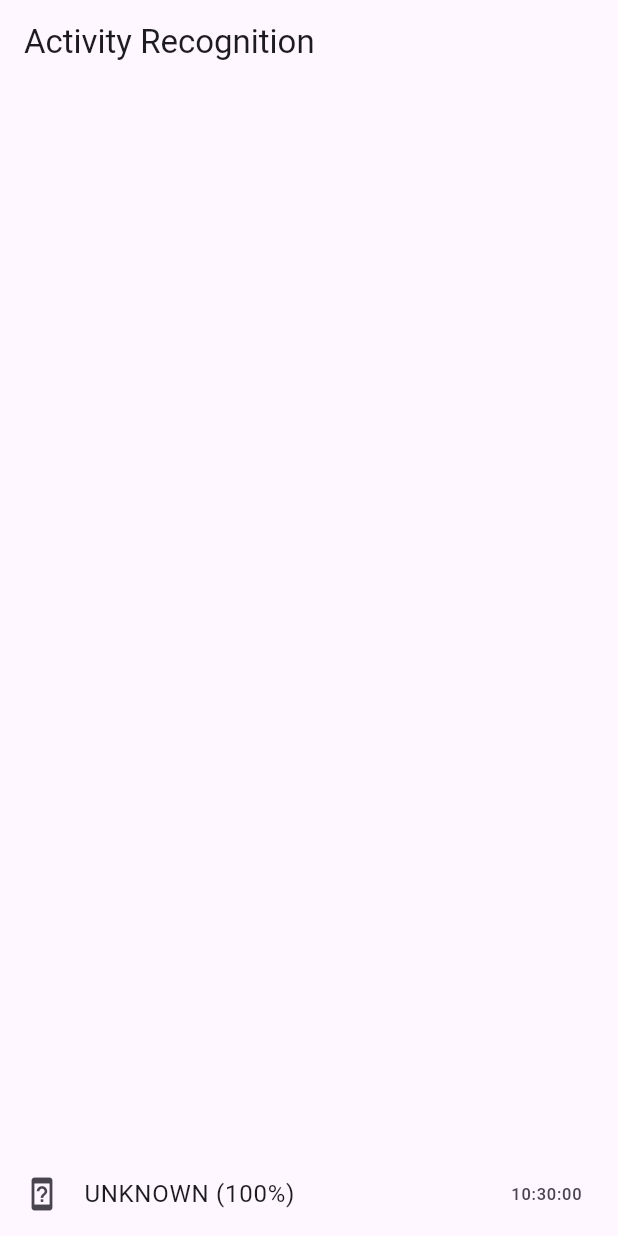
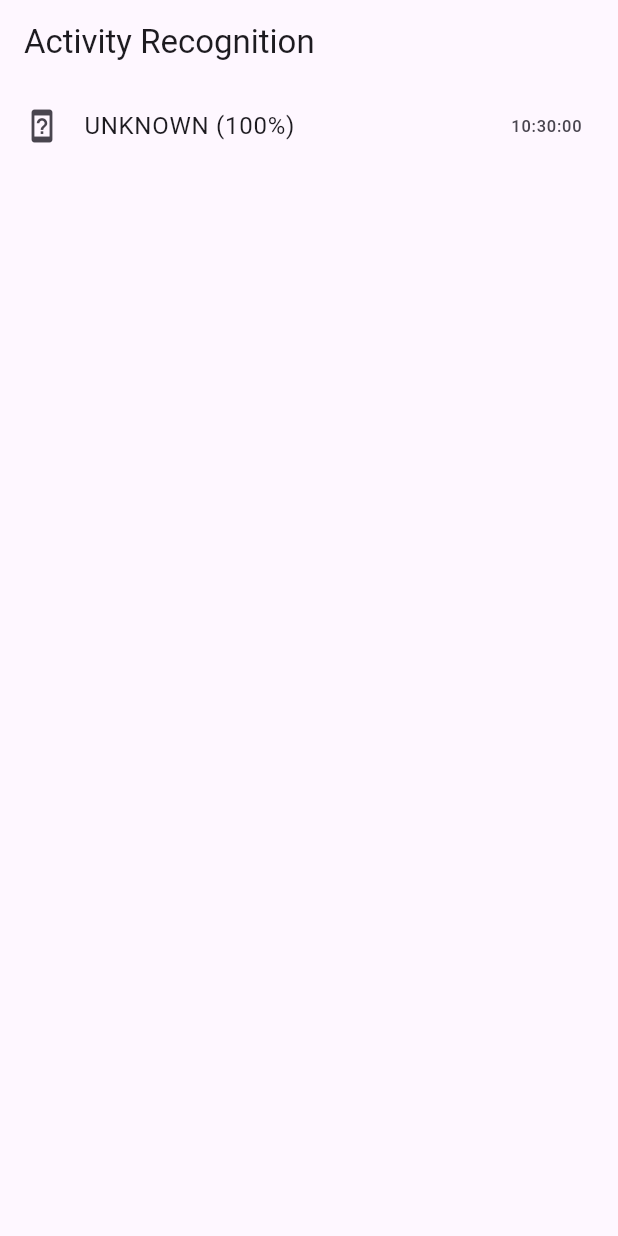
Before and after one commit to SamadiPour/activity_recognition_flutter, a Flutter app: the screen it shows after launch, on a phone screen of 412 x 824 dp. Run offline on Flutter 3.47's test engine with Material 3 defaults, Android fonts, the phone set to English and light mode, and no system bars; our stand-ins replace permission_handler.

Commit message:
feat: update example

```diff
--- a/example/lib/main.dart
+++ b/example/lib/main.dart
@@ -71,21 +71,24 @@ class _ActivityRecognitionAppState extends State<ActivityRecognitionApp> {
         body: Center(
           child: ListView.builder(
             itemCount: _events.length,
-              reverse: true,
             itemBuilder: (_, int idx) {
               final activity = _events[idx];
               return ListTile(
                 leading: _activityIcon(activity.types.first),
                 title: Text(
-                      '${activity.types.first.toString().split('.').last} (${activity.confidence}%)'),
-                  trailing: Text(activity.timeStamp
+                  '${activity.types.map((e) => e.name).join(' - ')} (${activity.confidence}%)',
+                ),
+                trailing: Text(
+                  activity.timeStamp
                       .toString()
                       .split(' ')
                       .last
                       .split('.')
-                      .first),
+                      .first,
+                ),
               );
-              }),
+            },
+          ),
         ),
       ),
     );
--- a/example/pubspec.yaml
+++ b/example/pubspec.yaml
@@ -7,7 +7,7 @@ description: Demonstrates how to use the activity_recognition_flutter plugin.
 publish_to: "none" # Remove this line if you wish to publish to pub.dev
 
 environment:
-  sdk: '>=2.12.0 <3.0.0'
+  sdk: '>=2.15.0 <3.0.0'
 
 dependencies:
   flutter:
```
Also changed, not shown: 4 other files. Lines whose indentation alone changed are shown as unchanged.
